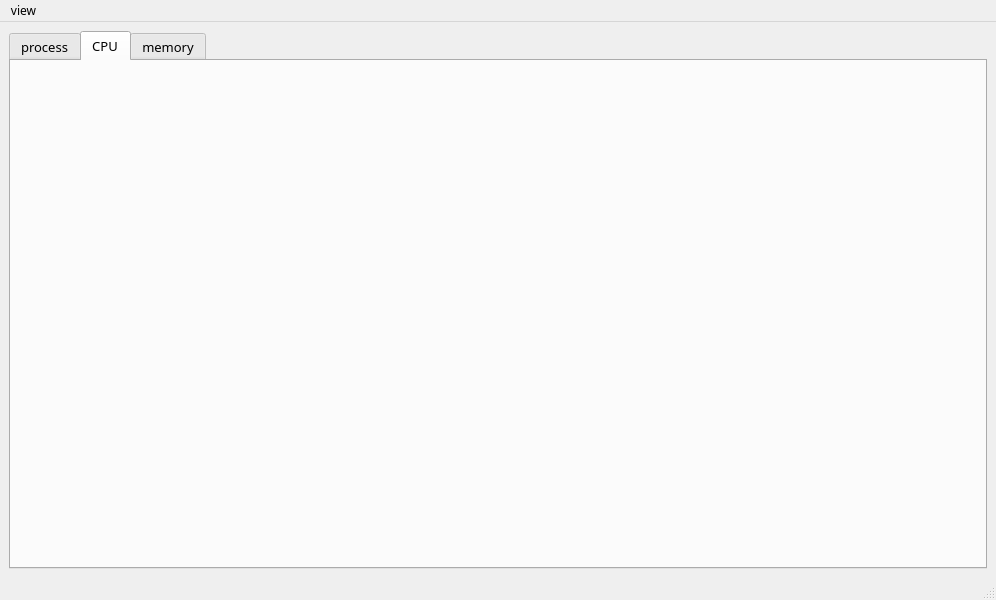
First picture: the form in mainwindow.ui, repository KessoPavel/LinuxTaskManager, before the edit.
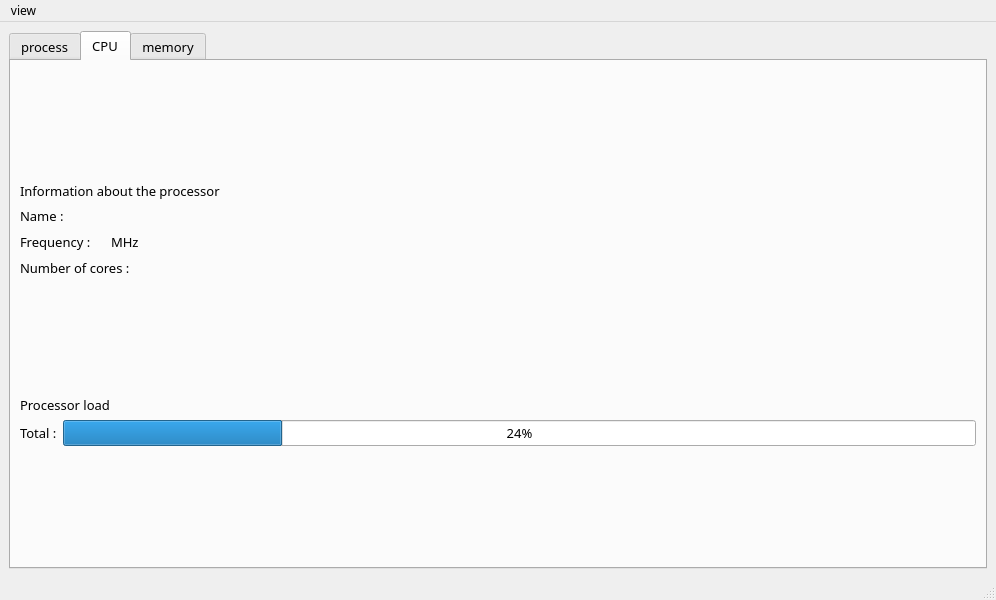
Second picture: the form after the edit. The open tabs and pages were chosen to show the change.

```diff
--- a/mainwindow.ui
+++ b/mainwindow.ui
@@ -164,7 +164,194 @@
        <attribute name="title">
         <string>CPU</string>
        </attribute>
-       <layout class="QVBoxLayout" name="verticalLayout_3"/>
+       <layout class="QVBoxLayout" name="verticalLayout_3">
+        <item>
+         <layout class="QVBoxLayout" name="verticalLayout_2">
+          <item>
+           <spacer name="verticalSpacer_3">
+            <property name="orientation">
+             <enum>Qt::Vertical</enum>
+            </property>
+            <property name="sizeHint" stdset="0">
+             <size>
+              <width>20</width>
+              <height>40</height>
+             </size>
+            </property>
+           </spacer>
+          </item>
+          <item>
+           <layout class="QHBoxLayout" name="horizontalLayout_5">
+            <item>
+             <widget class="QLabel" name="label_4">
+              <property name="text">
+               <string>Information about the processor </string>
+              </property>
+             </widget>
+            </item>
+           </layout>
+          </item>
+          <item>
+           <layout class="QHBoxLayout" name="horizontalLayout_3">
+            <item>
+             <widget class="QLabel" name="label_2">
+              <property name="text">
+               <string>Name : </string>
+              </property>
+             </widget>
+            </item>
+            <item>
+             <widget class="QLabel" name="processorName">
+              <property name="text">
+               <string/>
+              </property>
+              <property name="alignment">
+               <set>Qt::AlignBottom|Qt::AlignHCenter</set>
+              </property>
+             </widget>
+            </item>
+            <item>
+             <spacer name="horizontalSpacer_4">
+              <property name="orientation">
+               <enum>Qt::Horizontal</enum>
+              </property>
+              <property name="sizeHint" stdset="0">
+               <size>
+                <width>40</width>
+                <height>20</height>
+               </size>
+              </property>
+             </spacer>
+            </item>
+           </layout>
+          </item>
+          <item>
+           <layout class="QHBoxLayout" name="horizontalLayout_4">
+            <item>
+             <widget class="QLabel" name="label_3">
+              <property name="text">
+               <string>Frequency :</string>
+              </property>
+             </widget>
+            </item>
+            <item>
+             <widget class="QLabel" name="frequency">
+              <property name="text">
+               <string/>
+              </property>
+             </widget>
+            </item>
+            <item>
+             <widget class="QLabel" name="label_7">
+              <property name="text">
+               <string>MHz</string>
+              </property>
+             </widget>
+            </item>
+            <item>
+             <spacer name="horizontalSpacer_5">
+              <property name="orientation">
+               <enum>Qt::Horizontal</enum>
+              </property>
+              <property name="sizeHint" stdset="0">
+               <size>
+                <width>40</width>
+                <height>20</height>
+               </size>
+              </property>
+             </spacer>
+            </item>
+           </layout>
+          </item>
+          <item>
+           <layout class="QHBoxLayout" name="horizontalLayout_6">
+            <item>
+             <widget class="QLabel" name="label_6">
+              <property name="text">
+               <string>Number of cores :</string>
+              </property>
+             </widget>
+            </item>
+            <item>
+             <widget class="QLabel" name="cores">
+              <property name="text">
+               <string/>
+              </property>
+             </widget>
+            </item>
+            <item>
+             <spacer name="horizontalSpacer_6">
+              <property name="orientation">
+               <enum>Qt::Horizontal</enum>
+              </property>
+              <property name="sizeHint" stdset="0">
+               <size>
+                <width>40</width>
+                <height>20</height>
+               </size>
+              </property>
+             </spacer>
+            </item>
+           </layout>
+          </item>
+          <item>
+           <spacer name="verticalSpacer">
+            <property name="orientation">
+             <enum>Qt::Vertical</enum>
+            </property>
+            <property name="sizeHint" stdset="0">
+             <size>
+              <width>20</width>
+              <height>40</height>
+             </size>
+            </property>
+           </spacer>
+          </item>
+          <item>
+           <layout class="QHBoxLayout" name="horizontalLayout_7">
+            <item>
+             <widget class="QLabel" name="label">
+              <property name="text">
+               <string>Processor load </string>
+              </property>
+             </widget>
+            </item>
+           </layout>
+          </item>
+          <item>
+           <layout class="QHBoxLayout" name="horizontalLayout_9">
+            <item>
+             <widget class="QLabel" name="label_5">
+              <property name="text">
+               <string>Total :</string>
+              </property>
+             </widget>
+            </item>
+            <item>
+             <widget class="QProgressBar" name="progressBar">
+              <property name="value">
+               <number>24</number>
+              </property>
+             </widget>
+            </item>
+           </layout>
+          </item>
+          <item>
+           <spacer name="verticalSpacer_2">
+            <property name="orientation">
+             <enum>Qt::Vertical</enum>
+            </property>
+            <property name="sizeHint" stdset="0">
+             <size>
+              <width>20</width>
+              <height>40</height>
+             </size>
+            </property>
+           </spacer>
+          </item>
+         </layout>
+        </item>
+       </layout>
       </widget>
       <widget class="QWidget" name="tab_3">
        <attribute name="title">
```
Left out of the diff: 2 changed lines with no effect on the pictures.
